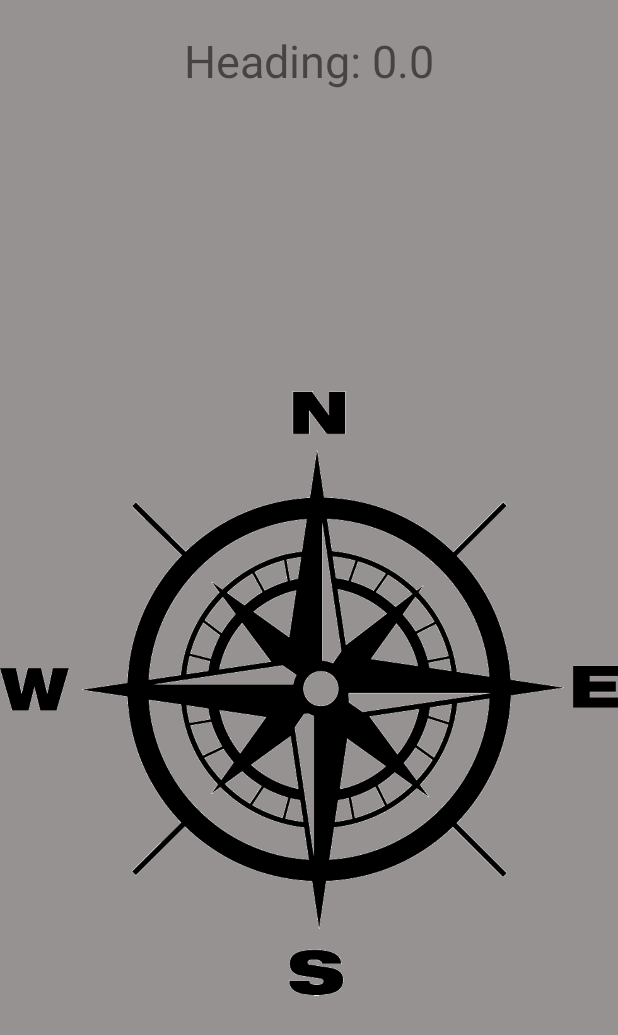
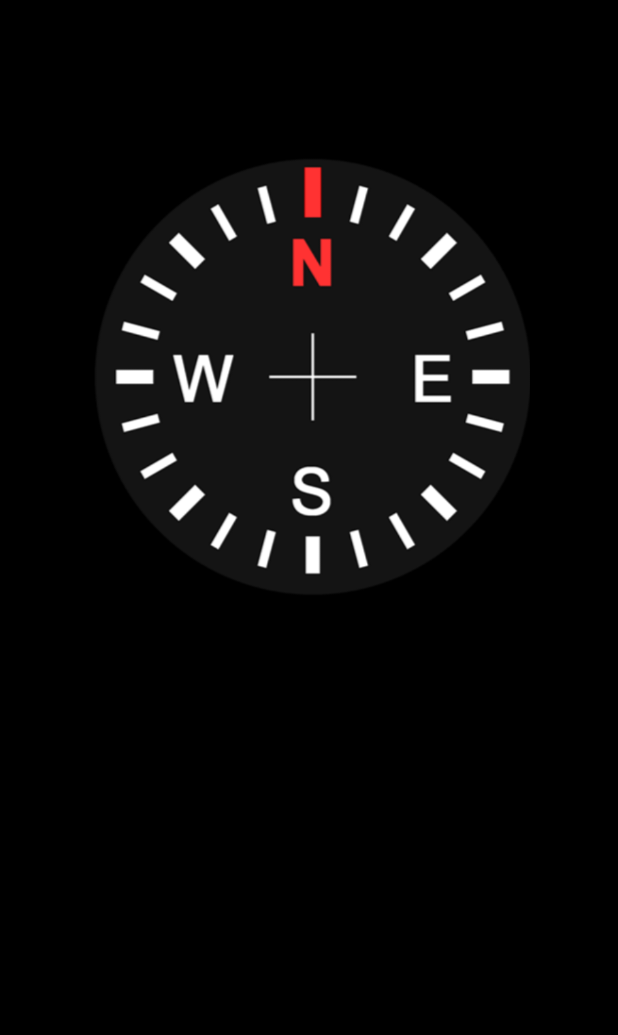
Before and after one commit to AnandBoreda/Location_tracker, an Android app: the CompassNightMode screen opened directly, with no data from a screen before it, on a phone screen of 412 x 824 dp. Shown: the top 1035 px of the screen. Run offline under Robolectric (Android 15) with nearby library versions, the phone set to English and light mode, and no system bars; our stand-ins replace AdMob.

Commit message:
compass final build

```diff
--- a/app/src/main/res/layout/activity_compass_night_mode.xml
+++ b/app/src/main/res/layout/activity_compass_night_mode.xml
@@ -2,7 +2,7 @@
 <RelativeLayout xmlns:android="http://schemas.android.com/apk/res/android"
     android:layout_width="match_parent"
     android:layout_height="match_parent"
-    android:background="@color/nightmode" >
+    android:background="@color/dark" >
 
     <TextView
         android:id="@+id/tvHeading"
@@ -16,11 +16,11 @@
 
     <ImageView
         android:id="@+id/imageViewCompass"
-        android:layout_width="wrap_content"
-        android:layout_height="wrap_content"
+        android:layout_width="300dp"
+        android:layout_height="300dp"
         android:layout_below="@+id/tvHeading"
         android:layout_centerHorizontal="true"
-        android:src="@drawable/compasscircle" />
+        android:src="@drawable/cmpngt" />
     <com.google.android.gms.ads.AdView xmlns:ads="http://schemas.android.com/apk/res-auto"
         android:id="@+id/adView"
         android:layout_width="match_parent"
--- a/app/src/main/res/values/colors.xml
+++ b/app/src/main/res/values/colors.xml
@@ -6,4 +6,5 @@
     <color name="bg">#9A51B8AF</color>
     <color name="cm">#A0FFFF00</color>
     <color name="nightmode">#89443B3B</color>
+    <color name="dark">#000</color>
 </resources>
```
Also changed, not shown: app/src/main/res/drawable/cmpngt.png (added).
